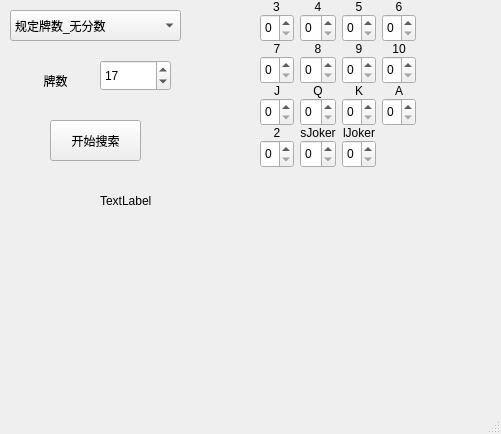
Before: the Qt Designer form project1/main.ui in qsy-lnas/BAI_HW, drawn with Qt 5.
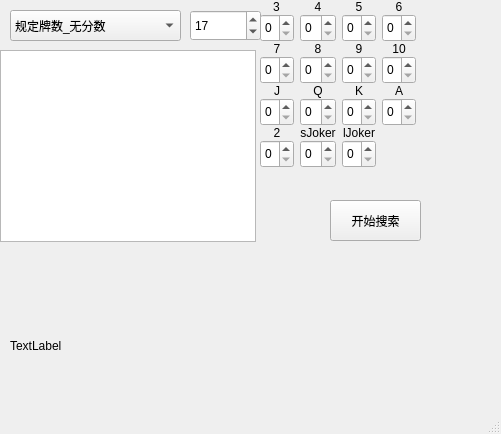
After: the same form once the commit is applied.

The edit to the form file:
```diff
--- a/project1/main.ui
+++ b/project1/main.ui
@@ -17,8 +17,8 @@
    <widget class="QSpinBox" name="CardNumBox">
     <property name="geometry">
      <rect>
-      <x>100</x>
-      <y>60</y>
+      <x>190</x>
+      <y>10</y>
       <width>71</width>
       <height>31</height>
      </rect>
@@ -40,31 +40,12 @@
     <property name="geometry">
      <rect>
       <x>70</x>
-      <y>240</y>
+      <y>250</y>
       <width>381</width>
       <height>141</height>
      </rect>
     </property>
    </widget>
-   <widget class="QLabel" name="label">
-    <property name="geometry">
-     <rect>
-      <x>30</x>
-      <y>70</y>
-      <width>51</width>
-      <height>21</height>
-     </rect>
-    </property>
-    <property name="text">
-     <string>牌数</string>
-    </property>
-    <property name="textFormat">
-     <enum>Qt::AutoText</enum>
-    </property>
-    <property name="alignment">
-     <set>Qt::AlignCenter</set>
-    </property>
-   </widget>
    <widget class="QWidget" name="gridLayoutWidget">
     <property name="geometry">
      <rect>
@@ -470,8 +451,8 @@
    <widget class="QPushButton" name="CalpushButton">
     <property name="geometry">
      <rect>
-      <x>50</x>
-      <y>120</y>
+      <x>330</x>
+      <y>200</y>
       <width>91</width>
       <height>41</height>
      </rect>
@@ -480,13 +461,23 @@
      <string>开始搜索</string>
     </property>
    </widget>
-   <widget class="QLabel" name="testlabel">
+   <widget class="QTextBrowser" name="textBrowser">
     <property name="geometry">
      <rect>
-      <x>100</x>
-      <y>180</y>
-      <width>81</width>
-      <height>41</height>
+      <x>0</x>
+      <y>50</y>
+      <width>256</width>
+      <height>192</height>
+     </rect>
+    </property>
+   </widget>
+   <widget class="QLabel" name="test_label">
+    <property name="geometry">
+     <rect>
+      <x>10</x>
+      <y>290</y>
+      <width>211</width>
+      <height>111</height>
      </rect>
     </property>
     <property name="text">
```
Left out of the diff: 21 changed lines with no effect on the pictures.
